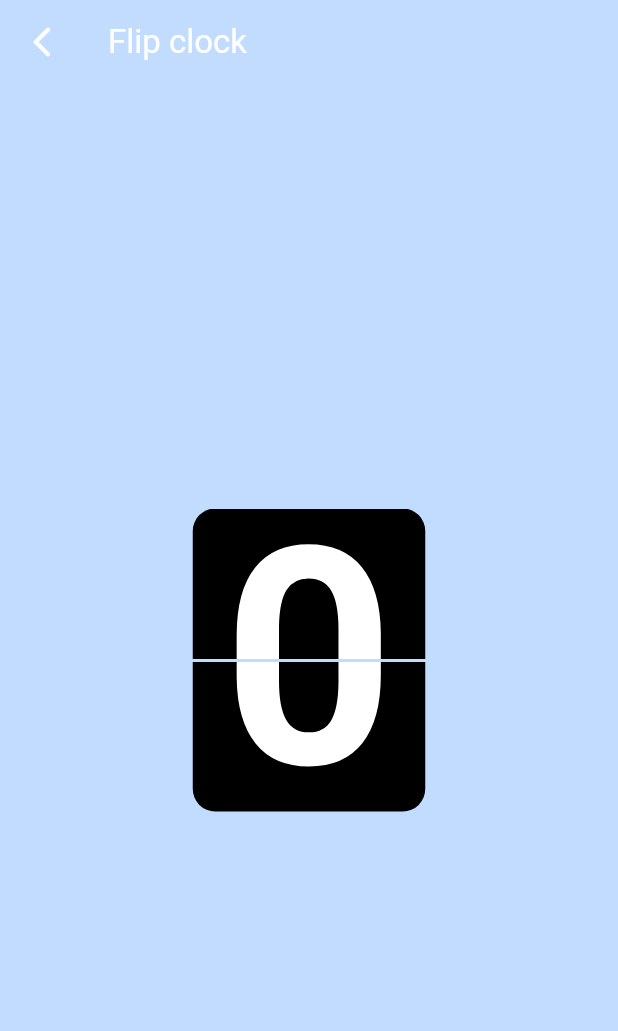
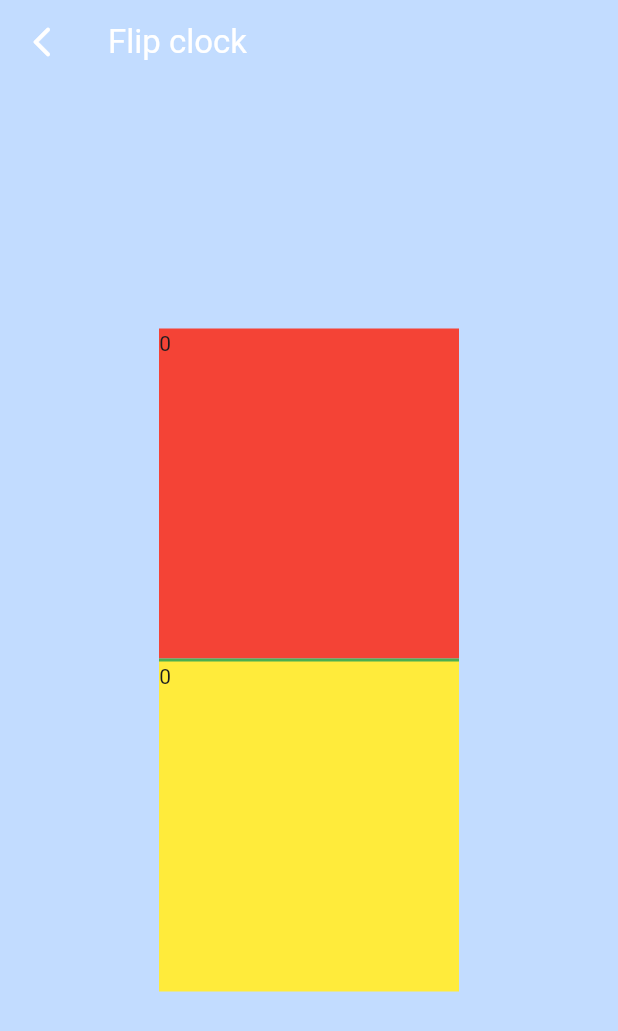
Before and after one commit to jesuspedge/ui_demo_app, a Flutter app: the FlipClockPage screen opened directly, on a phone screen of 412 x 824 dp. Shown: the top 1031 px of the screen. Run offline on Flutter 3.47's test engine with Material 3 defaults, Android fonts, the phone set to English and light mode, and no system bars; our stand-ins replace equatable, flutter_bloc; missing offline and left inert: dart:html, flutter_material_color_picker.

```diff
--- a/lib/pages/all_pages/04_flip_clock/flip_clock_page.dart
+++ b/lib/pages/all_pages/04_flip_clock/flip_clock_page.dart
@@ -1,3 +1,5 @@
+import 'dart:math' as math;
+
 import 'package:flutter/material.dart';
 
 import 'package:flutter_bloc/flutter_bloc.dart';
@@ -38,55 +40,87 @@ class FlipClockPage extends StatelessWidget {
             style: TextStyle(color: Colors.white),
           ),
         ),
-        body: Center(
-          child: FlipWidget(
-            child: Container(
-              padding: const EdgeInsets.symmetric(horizontal: 20),
-              decoration: BoxDecoration(
-                color: Colors.black,
-                borderRadius: BorderRadius.circular(15),
-              ),
-              child: const Text(
-                '0',
-                textAlign: TextAlign.center,
-                style: TextStyle(
-                  color: Colors.white,
-                  fontWeight: FontWeight.bold,
-                  fontSize: 200,
-                  height: 1,
-                ),
-              ),
-            ),
-          ),
+        body: const Center(
+          child: FlipNumberWidget(),
         ),
       ),
     );
   }
 }
 
-class FlipWidget extends StatelessWidget {
-  final Widget child;
-  const FlipWidget({super.key, required this.child});
+class FlipNumberWidget extends StatefulWidget {
+  const FlipNumberWidget({
+    super.key,
+  });
+
+  @override
+  State<FlipNumberWidget> createState() => _FlipNumberWidgetState();
+}
+
+class _FlipNumberWidgetState extends State<FlipNumberWidget>
+    with SingleTickerProviderStateMixin {
+  late AnimationController _animationController;
+  late Animation _animation;
+
+  @override
+  void initState() {
+    super.initState();
+
+    _animationController = AnimationController(
+        vsync: this, duration: const Duration(milliseconds: 1000));
+
+    _animation = Tween<double>(begin: -(math.pi * 2), end: -math.pi)
+        .animate(_animationController);
+
+    _animation.addListener(() => setState(() {}));
+
+    _animationController.forward();
+  }
 
   @override
   Widget build(BuildContext context) {
     return Column(
       mainAxisSize: MainAxisSize.min,
       children: [
-        ClipRect(
-          child: Align(
-            alignment: Alignment.topCenter,
-            heightFactor: 0.5,
-            child: child,
-          ),
+        ///First element
+        Stack(
+          children: [
+            Container(
+              height: 220,
+              width: 200,
+              decoration: const BoxDecoration(color: Colors.red),
+              child: const Text('0'),
+            ),
+            AnimatedBuilder(
+              animation: _animation,
+              builder: (context, child) {
+                return Transform(
+                  alignment: Alignment.bottomCenter,
+                  transform: Matrix4.identity()
+                    ..setEntry(3, 2, 0.001)
+                    ..rotateX(_animation.value),
+                  child: child,
+                );
+              },
+              child: Container(
+                height: 220,
+                width: 200,
+                decoration: const BoxDecoration(color: Colors.green),
+                child: const Text('1'),
+              ),
+            ),
+          ],
         ),
+
+        ///Division
         const SizedBox(height: 2),
-        ClipRect(
-          child: Align(
-            alignment: Alignment.bottomCenter,
-            heightFactor: 0.5,
-            child: child,
-          ),
+
+        ///Second element
+        Container(
+          height: 220,
+          width: 200,
+          decoration: const BoxDecoration(color: Colors.yellow),
+          child: const Text('0'),
         ),
       ],
     );
```
